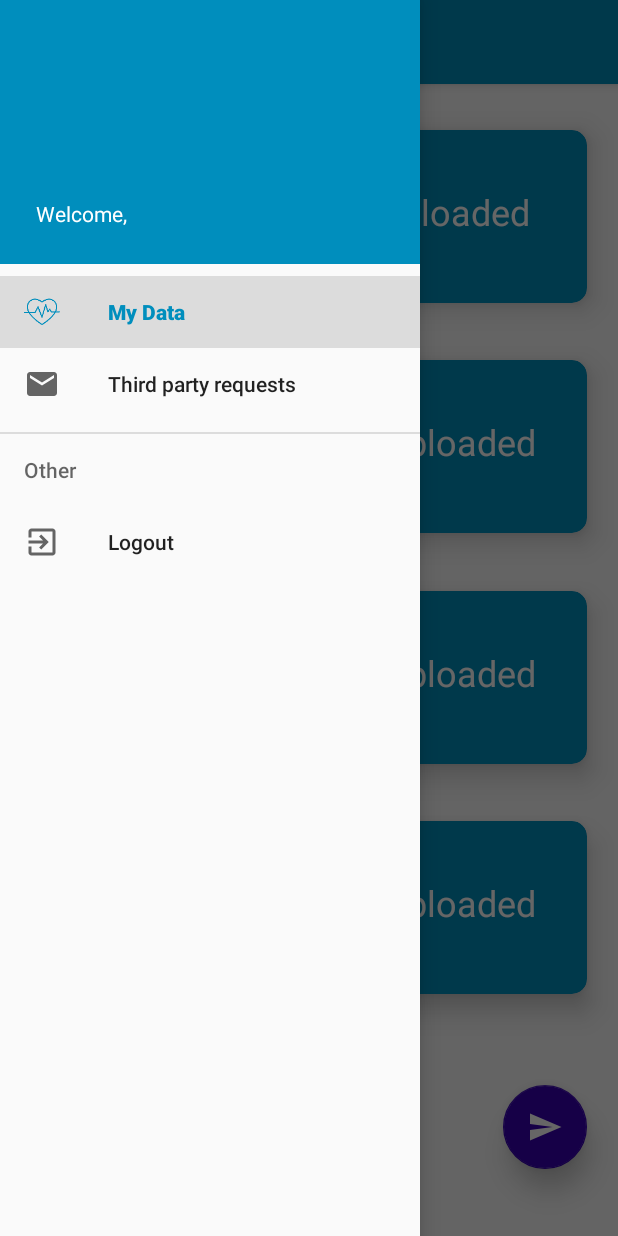
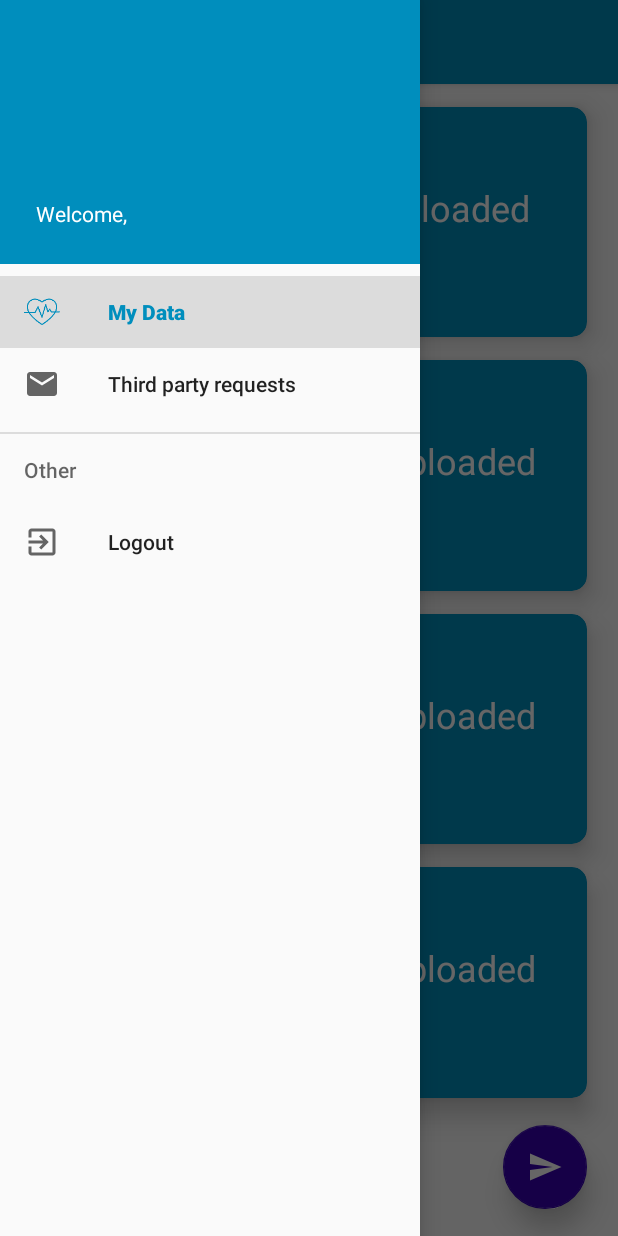
Before and after one commit to Speck1996/PecchiaPeretti, an Android app: the HomeActivity screen opened directly, with no data from a screen before it, with the side drawer open, on a phone screen of 412 x 824 dp. Run offline under Robolectric (Android 15) with nearby library versions, the phone set to English and light mode, and no system bars; Roboto replaces fonts that are not available here.

Commit message:
bug fixes some improvements in the code

```diff
--- a/IT/TrackMeAndroidApp/mobile/src/main/AndroidManifest.xml
+++ b/IT/TrackMeAndroidApp/mobile/src/main/AndroidManifest.xml
@@ -6,6 +6,7 @@
     <uses-permission android:name="android.permission.INTERNET" />
     <uses-permission android:name="android.permission.ACCESS_FINE_LOCATION" />
     <uses-permission android:name="android.permission.ACCESS_COARSE_LOCATION" />
+    <uses-permission android:name="android.permission.RECEIVE_BOOT_COMPLETED" />
     <uses-permission android:name="android.permission.WAKE_LOCK" />
 
 
@@ -37,6 +38,9 @@
         <activity
             android:name=".activities.HomeActivity"
             android:theme="@style/AppTheme.NoActionBar" />
+
+        <service android:name="notification.NotificationService"
+            android:permission="android.permission.BIND_JOB_SERVICE"/>
     </application>
 
 </manifest>
--- /dev/null
+++ b/IT/TrackMeAndroidApp/mobile/src/main/java/activityhelpers/CredentialsCaller.java
@@ -0,0 +1,4 @@
+package activityhelpers;
+
+public class CredentialsCaller {
+}
--- /dev/null
+++ b/IT/TrackMeAndroidApp/mobile/src/main/java/activityhelpers/DataCaller.java
@@ -0,0 +1,4 @@
+package activityhelpers;
+
+public class DataCaller {
+}
--- /dev/null
+++ b/IT/TrackMeAndroidApp/mobile/src/main/java/activityhelpers/RequestsCaller.java
@@ -0,0 +1,4 @@
+package activityhelpers;
+
+public class RequestsCaller {
+}
--- a/IT/TrackMeAndroidApp/mobile/src/main/java/com/data4help/trackme/activities/SignUpActivity.java
+++ b/IT/TrackMeAndroidApp/mobile/src/main/java/com/data4help/trackme/activities/SignUpActivity.java
@@ -131,6 +131,7 @@ public class SignUpActivity extends AppCompatActivity {
                     @Override
                     public void onClick(View v) {
 
+                        missingField = false;
 
                         Individual individual = fillIndividual();
 
@@ -209,7 +210,7 @@ public class SignUpActivity extends AppCompatActivity {
         if(emailText.getText().toString().length()>0) {
             individual.setEmail(emailText.getText().toString());
         }else{
-            usernameText.setError("Obligatory field");
+            emailText.setError("Obligatory field");
             missingField=true;
         }
 
--- a/IT/TrackMeAndroidApp/mobile/src/main/java/retrofitclient/RetrofitClient.java
+++ b/IT/TrackMeAndroidApp/mobile/src/main/java/retrofitclient/RetrofitClient.java
@@ -13,7 +13,7 @@ public class RetrofitClient {
      * Base string of the server
      * NOTE: use value 10.0.2.2 instead of localhost for local test purpose
      */
-    private final static String BASE_URL = "http://10.0.2.2:8080/trackme/";
+    private final static String BASE_URL = "http://10.0.2.2:8080/trackme/rest/";
 
     /**
      * Attribute containing the client singleton object
--- a/IT/TrackMeAndroidApp/mobile/src/main/res/layout/activity_home.xml
+++ b/IT/TrackMeAndroidApp/mobile/src/main/res/layout/activity_home.xml
@@ -19,7 +19,7 @@
             android:layout_width="match_parent"
             android:layout_height="?attr/actionBarSize"
             android:background="@color/colorPrimary"
-            app:title="My data"
+            app:title="Data4Help"
             android:theme="@style/ThemeOverlay.AppCompat.Dark.ActionBar"
             app:popupTheme="@style/ThemeOverlay.AppCompat.ActionBar"
             android:elevation="4dp"/>
--- a/IT/TrackMeAndroidApp/mobile/src/main/res/layout/fragment_mydata.xml
+++ b/IT/TrackMeAndroidApp/mobile/src/main/res/layout/fragment_mydata.xml
@@ -145,7 +145,7 @@
                 <ImageView
                     android:id="@+id/imageView6"
                     android:layout_width="147dp"
-                    android:layout_height="0dp"
+                    android:layout_height="126dp"
                     android:layout_alignParentStart="true"
                     android:layout_alignParentTop="true"
                     app:layout_constraintBottom_toBottomOf="parent"
@@ -397,13 +397,13 @@
             android:id="@+id/send_data_button"
             android:layout_width="wrap_content"
             android:layout_height="wrap_content"
-            android:src="@drawable/ic_send_white_24dp"
+            android:layout_alignParentBottom="true"
 
-            android:layout_alignParentBottom="true"
             android:layout_centerHorizontal="true"
             android:clickable="true"
             android:focusable="true"
             android:shape="oval"
+            android:src="@drawable/ic_send_white_24dp"
             app:backgroundTint="@color/design_default_color_primary_dark"
             app:elevation="10dp"
             app:fabSize="normal"
@@ -416,14 +416,14 @@
             android:layout_width="wrap_content"
             android:layout_height="wrap_content"
             android:orientation="horizontal"
-            app:layout_constraintGuide_percent="0.04" />
+            app:layout_constraintGuide_percent="0.02" />
 
         <android.support.constraint.Guideline
             android:id="@+id/guideline48"
             android:layout_width="wrap_content"
             android:layout_height="wrap_content"
             android:orientation="horizontal"
-            app:layout_constraintGuide_percent="0.19" />
+            app:layout_constraintGuide_percent="0.22" />
 
         <android.support.constraint.Guideline
             android:id="@+id/guideline49"
@@ -451,35 +451,35 @@
             android:layout_width="wrap_content"
             android:layout_height="wrap_content"
             android:orientation="horizontal"
-            app:layout_constraintGuide_percent="0.39" />
+            app:layout_constraintGuide_percent="0.44" />
 
         <android.support.constraint.Guideline
             android:id="@+id/guideline67"
             android:layout_width="wrap_content"
             android:layout_height="wrap_content"
             android:orientation="horizontal"
-            app:layout_constraintGuide_percent="0.79" />
+            app:layout_constraintGuide_percent="0.88" />
 
         <android.support.constraint.Guideline
             android:id="@+id/guideline68"
             android:layout_width="wrap_content"
             android:layout_height="wrap_content"
             android:orientation="horizontal"
-            app:layout_constraintGuide_percent="0.44" />
+            app:layout_constraintGuide_percent="0.46" />
 
         <android.support.constraint.Guideline
             android:id="@+id/guideline69"
             android:layout_width="wrap_content"
             android:layout_height="wrap_content"
             android:orientation="horizontal"
-            app:layout_constraintGuide_percent="0.59" />
+            app:layout_constraintGuide_percent="0.66" />
 
         <android.support.constraint.Guideline
             android:id="@+id/guideline76"
             android:layout_width="wrap_content"
             android:layout_height="wrap_content"
             android:orientation="horizontal"
-            app:layout_constraintGuide_percent="0.64" />
+            app:layout_constraintGuide_percent="0.68" />
 
         <android.support.constraint.Guideline
             android:id="@+id/guideline84"
@@ -500,14 +500,14 @@
             android:layout_width="wrap_content"
             android:layout_height="wrap_content"
             android:orientation="horizontal"
-            app:layout_constraintGuide_percent="0.84" />
+            app:layout_constraintGuide_percent="0.88" />
 
         <android.support.constraint.Guideline
             android:id="@+id/guideline87"
             android:layout_width="wrap_content"
             android:layout_height="wrap_content"
             android:orientation="horizontal"
-            app:layout_constraintGuide_percent="0.97" />
+            app:layout_constraintGuide_percent="1.0" />
 
     </android.support.constraint.ConstraintLayout>
 
--- a/IT/trackme/src/main/java/collector/DataCollector.java
+++ b/IT/trackme/src/main/java/collector/DataCollector.java
@@ -23,8 +23,8 @@ import java.util.Calendar;
 
 @Stateless
 @Secured
-@Path("/sendata")
-@ApplicationPath("/datareceiver")
+@Path("/senddata")
+@ApplicationPath("/rest")
 public class DataCollector extends Application {
 
     @PersistenceContext(unitName = "NewPersistenceUnit")
--- a/IT/trackme/src/main/java/login/AuthenticationManager.java
+++ b/IT/trackme/src/main/java/login/AuthenticationManager.java
@@ -13,7 +13,7 @@ import javax.ws.rs.core.Response;
 /**
  * Class that identify user credentials and generate a token
  */
-@ApplicationPath("/login")
+@ApplicationPath("/rest")
 @Path("/authenticate")
 public class AuthenticationManager{
 
```
Also changed, not shown: IT/TrackMeAndroidApp/mobile/src/main/java/activityhelpers/ApiCaller.java (added, +7 -0 lines), IT/TrackMeAndroidApp/mobile/src/main/java/com/data4help/trackme/activities/HomeActivity.java (+46 -9 lines), IT/TrackMeAndroidApp/mobile/src/main/java/com/data4help/trackme/activities/MainActivity.java (+40 -2 lines), IT/TrackMeAndroidApp/mobile/src/main/java/com/data4help/trackme/activities/RequestFragment.java (+5 -2 lines), IT/TrackMeAndroidApp/mobile/src/main/java/notification/NotificationService.java (added, +57 -0 lines), IT/TrackMeAndroidApp/mobile/src/main/java/retrofitclient/TrackmeApi.java (+5 -5 lines), IT/trackme/src/main/java/login/RestService.java (added, +17 -0 lines), IT/trackme/src/main/java/login/SecuredResource.java (deleted, +0 -25 lines), IT/trackme/src/main/java/login/SignUp.java (+4 -4 lines), IT/trackme/src/main/java/manager/IndividualRequestManager.java (+5 -5 lines).
